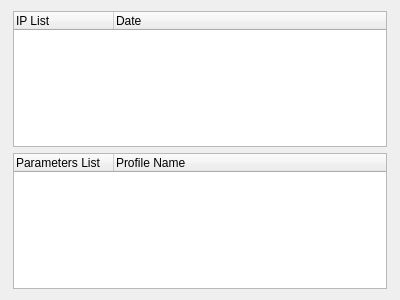
nmapsi4/nmapsi4, file src/app/ui/scanbookmarkwidget.ui: the form before one commit.
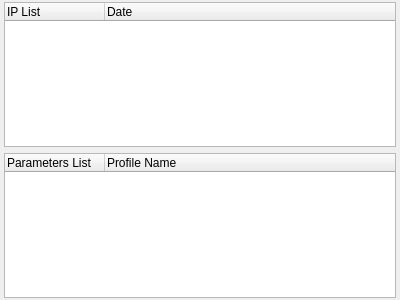
The form after the commit.

The edit to the form file:
```diff
--- a/src/app/ui/scanbookmarkwidget.ui
+++ b/src/app/ui/scanbookmarkwidget.ui
@@ -14,6 +14,9 @@
    <string>Form</string>
   </property>
   <layout class="QVBoxLayout" name="verticalLayout_2">
+   <property name="margin">
+    <number>2</number>
+   </property>
    <item>
     <layout class="QVBoxLayout" name="verticalLayout">
      <property name="leftMargin">
```
